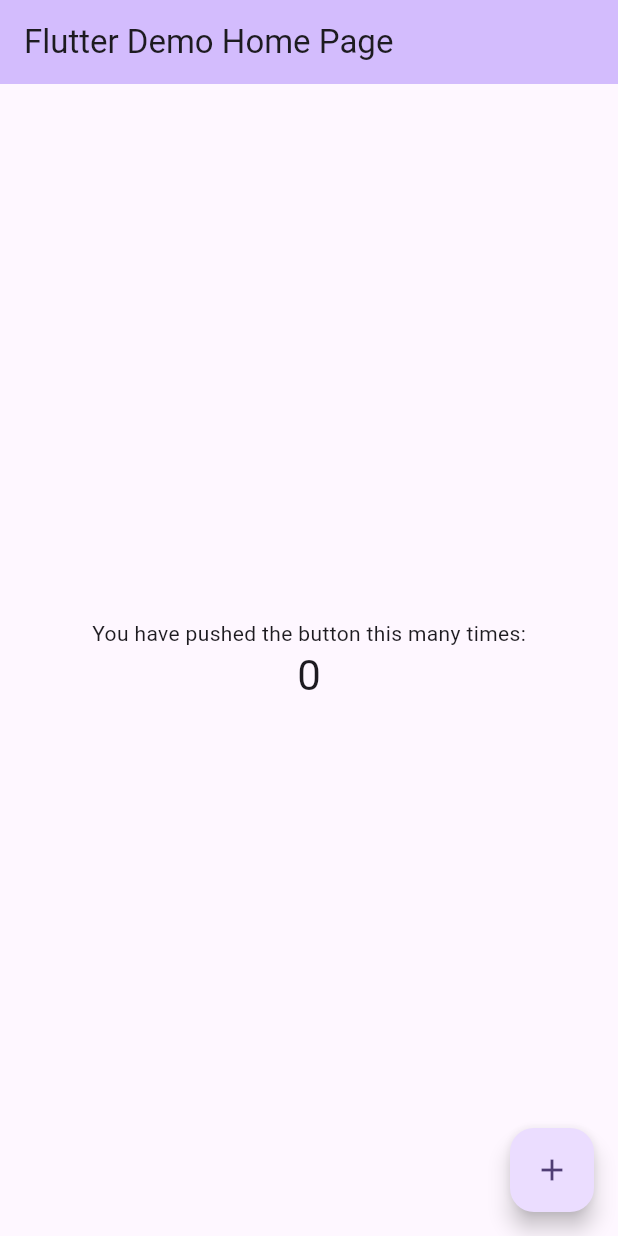
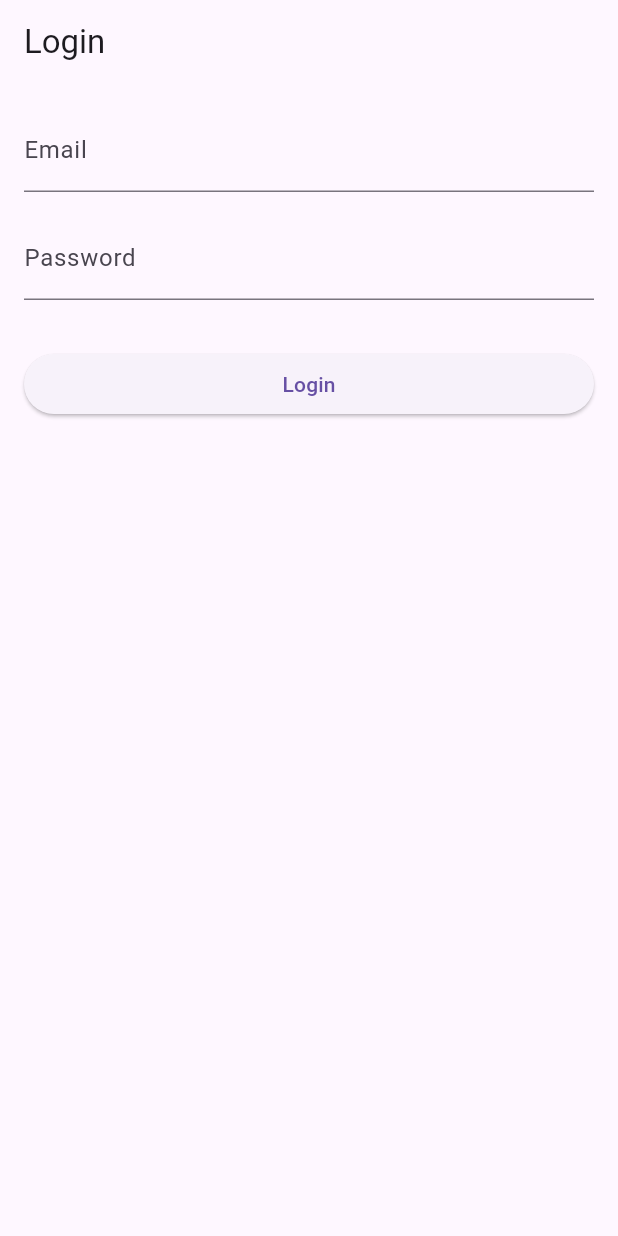
Before and after one commit to yudhisthereal/task_manager_app, a Flutter app: the screen it shows after launch, on a phone screen of 412 x 824 dp. Run offline on Flutter 3.47's test engine with Material 3 defaults, Android fonts, the phone set to English and light mode, and no system bars; our stand-ins replace equatable, flutter_bloc, sqflite; accounts and stored records are empty.

Commit message:
UI update

```diff
--- /dev/null
+++ b/lib/blocs/auth/auth_bloc.dart
@@ -0,0 +1,112 @@
+import 'package:flutter_bloc/flutter_bloc.dart';
+import 'package:equatable/equatable.dart';
+import '../../data/repositories/auth_repository.dart';
+
+// Events
+abstract class AuthEvent extends Equatable {
+  @override
+  List<Object?> get props => [];
+}
+
+class RegisterEvent extends AuthEvent {
+  final String email;
+  final String password;
+
+  RegisterEvent(this.email, this.password);
+
+  @override
+  List<Object?> get props => [email, password];
+}
+
+class LoginEvent extends AuthEvent {
+  final String email;
+  final String password;
+
+  LoginEvent(this.email, this.password);
+
+  @override
+  List<Object?> get props => [email, password];
+}
+
+class ResetPasswordEvent extends AuthEvent {
+  final String email;
+  final String newPassword;
+
+  ResetPasswordEvent(this.email, this.newPassword);
+
+  @override
+  List<Object?> get props => [email, newPassword];
+}
+
+// States
+abstract class AuthState extends Equatable {
+  @override
+  List<Object?> get props => [];
+}
+
+class AuthInitial extends AuthState {}
+
+class AuthLoading extends AuthState {}
+
+class AuthSuccess extends AuthState {}
+
+class AuthFailure extends AuthState {
+  final String message;
+
+  AuthFailure(this.message);
+
+  @override
+  List<Object?> get props => [message];
+}
+
+// BLoC
+class AuthBloc extends Bloc<AuthEvent, AuthState> {
+  final AuthRepository authRepository;
+
+  AuthBloc(this.authRepository) : super(AuthInitial()) {
+    on<RegisterEvent>(_onRegister);
+    on<LoginEvent>(_onLogin);
+    on<ResetPasswordEvent>(_onResetPassword);
+  }
+
+  void _onRegister(RegisterEvent event, Emitter<AuthState> emit) async {
+    emit(AuthLoading());
+    try {
+      await authRepository.registerUser(event.email, event.password);
+      emit(AuthSuccess());
+    } catch (e) {
+      emit(AuthFailure("Registration Failed"));
+    }
+  }
+
+  void _onLogin(LoginEvent event, Emitter<AuthState> emit) async {
+    emit(AuthLoading());
+    try {
+      final user =
+          await authRepository.loginUser(event.email, event.password);
+      if (user != null) {
+        emit(AuthSuccess());
+      } else {
+        emit(AuthFailure("Invalid Credentials"));
+      }
+    } catch (e) {
+      emit(AuthFailure("Login Failed"));
+    }
+  }
+
+  void _onResetPassword(
+      ResetPasswordEvent event, Emitter<AuthState> emit) async {
+    emit(AuthLoading());
+    try {
+      final success =
+          await authRepository.resetPassword(event.email, event.newPassword);
+      if (success) {
+        emit(AuthSuccess());
+      } else {
+        emit(AuthFailure("Password Reset Failed"));
+      }
+    } catch (e) {
+      emit(AuthFailure("Error Resetting Password"));
+    }
+  }
+}
--- /dev/null
+++ b/lib/data/repositories/auth_repository.dart
@@ -0,0 +1,30 @@
+import '../local/database_helper.dart';
+
+class AuthRepository {
+  final dbHelper = DatabaseHelper();
+
+  // Register a new user
+  Future<int> registerUser(String email, String password) async {
+    final db = await dbHelper.database;
+    return await db.insert('users', {
+      'email': email,
+      'password': password,
+    });
+  }
+
+  // Login an existing user
+  Future<Map<String, dynamic>?> loginUser(String email, String password) async {
+    final db = await dbHelper.database;
+    final result = await db.query('users',
+        where: 'email = ? AND password = ?', whereArgs: [email, password]);
+    return result.isNotEmpty ? result.first : null;
+  }
+
+  // Reset user password
+  Future<bool> resetPassword(String email, String newPassword) async {
+    final db = await dbHelper.database;
+    int count = await db.update('users', {'password': newPassword},
+        where: 'email = ?', whereArgs: [email]);
+    return count > 0;
+  }
+}
--- a/lib/main.dart
+++ b/lib/main.dart
@@ -1,125 +1,39 @@
 import 'package:flutter/material.dart';
+import 'package:flutter_bloc/flutter_bloc.dart';
+import 'blocs/auth/auth_bloc.dart';
+import 'data/repositories/auth_repository.dart';
+import 'screens/auth/login_screen.dart';
+import 'screens/auth/register_screen.dart';
 
 void main() {
   runApp(const MyApp());
 }
 
 class MyApp extends StatelessWidget {
+
   const MyApp({super.key});
 
-  // This widget is the root of your application.
   @override
   Widget build(BuildContext context) {
-    return MaterialApp(
-      title: 'Flutter Demo',
-      theme: ThemeData(
-        // This is the theme of your application.
-        //
-        // TRY THIS: Try running your application with "flutter run". You'll see
-        // the application has a purple toolbar. Then, without quitting the app,
-        // try changing the seedColor in the colorScheme below to Colors.green
-        // and then invoke "hot reload" (save your changes or press the "hot
-        // reload" button in a Flutter-supported IDE, or press "r" if you used
-        // the command line to start the app).
-        //
-        // Notice that the counter didn't reset back to zero; the application
-        // state is not lost during the reload. To reset the state, use hot
-        // restart instead.
-        //
-        // This works for code too, not just values: Most code changes can be
-        // tested with just a hot reload.
-        colorScheme: ColorScheme.fromSeed(seedColor: Colors.deepPurple),
-        useMaterial3: true,
+    return BlocProvider(
+      create: (context) => AuthBloc(AuthRepository()),
+      child: MaterialApp(
+        debugShowCheckedModeBanner: false,
+        title: 'Task Manager App',
+        theme: ThemeData(primarySwatch: Colors.blue),
+        initialRoute: '/',
+        routes: {
+          '/': (context) => LoginScreen(
+                emailController: TextEditingController(),
+                passwordController: TextEditingController(),
+              ),
+          '/register': (context) => RegisterScreen(
+                emailController: TextEditingController(),
+                passwordController: TextEditingController(),
+                confirmPasswordController: TextEditingController(),
+              ),
+        },
       ),
-      home: const MyHomePage(title: 'Flutter Demo Home Page'),
     );
   }
 }
-
-class MyHomePage extends StatefulWidget {
-  const MyHomePage({super.key, required this.title});
-
-  // This widget is the home page of your application. It is stateful, meaning
-  // that it has a State object (defined below) that contains fields that affect
-  // how it looks.
-
-  // This class is the configuration for the state. It holds the values (in this
-  // case the title) provided by the parent (in this case the App widget) and
-  // used by the build method of the State. Fields in a Widget subclass are
-  // always marked "final".
-
-  final String title;
-
-  @override
-  State<MyHomePage> createState() => _MyHomePageState();
-}
-
-class _MyHomePageState extends State<MyHomePage> {
-  int _counter = 0;
-
-  void _incrementCounter() {
-    setState(() {
-      // This call to setState tells the Flutter framework that something has
-      // changed in this State, which causes it to rerun the build method below
-      // so that the display can reflect the updated values. If we changed
-      // _counter without calling setState(), then the build method would not be
-      // called again, and so nothing would appear to happen.
-      _counter++;
-    });
-  }
-
-  @override
-  Widget build(BuildContext context) {
-    // This method is rerun every time setState is called, for instance as done
-    // by the _incrementCounter method above.
-    //
-    // The Flutter framework has been optimized to make rerunning build methods
-    // fast, so that you can just rebuild anything that needs updating rather
-    // than having to individually change instances of widgets.
-    return Scaffold(
-      appBar: AppBar(
-        // TRY THIS: Try changing the color here to a specific color (to
-        // Colors.amber, perhaps?) and trigger a hot reload to see the AppBar
-        // change color while the other colors stay the same.
-        backgroundColor: Theme.of(context).colorScheme.inversePrimary,
-        // Here we take the value from the MyHomePage object that was created by
-        // the App.build method, and use it to set our appbar title.
-        title: Text(widget.title),
-      ),
-      body: Center(
-        // Center is a layout widget. It takes a single child and positions it
-        // in the middle of the parent.
-        child: Column(
-          // Column is also a layout widget. It takes a list of children and
-          // arranges them vertically. By default, it sizes itself to fit its
-          // children horizontally, and tries to be as tall as its parent.
-          //
-          // Column has various properties to control how it sizes itself and
-          // how it positions its children. Here we use mainAxisAlignment to
-          // center the children vertically; the main axis here is the vertical
-          // axis because Columns are vertical (the cross axis would be
-          // horizontal).
-          //
-          // TRY THIS: Invoke "debug painting" (choose the "Toggle Debug Paint"
-          // action in the IDE, or press "p" in the console), to see the
-          // wireframe for each widget.
-          mainAxisAlignment: MainAxisAlignment.center,
-          children: <Widget>[
-            const Text(
-              'You have pushed the button this many times:',
-            ),
-            Text(
-              '$_counter',
-              style: Theme.of(context).textTheme.headlineMedium,
-            ),
-          ],
-        ),
-      ),
-      floatingActionButton: FloatingActionButton(
-        onPressed: _incrementCounter,
-        tooltip: 'Increment',
-        child: const Icon(Icons.add),
-      ), // This trailing comma makes auto-formatting nicer for build methods.
-    );
-  }
-}
--- /dev/null
+++ b/lib/screens/auth/login_screen.dart
@@ -0,0 +1,75 @@
+import 'package:flutter/material.dart';
+import 'package:flutter_bloc/flutter_bloc.dart';
+import '../../blocs/auth/auth_bloc.dart';
+
+class LoginScreen extends StatelessWidget {
+  final TextEditingController emailController;
+  final TextEditingController passwordController;
+
+  const LoginScreen({
+    super.key,
+    required this.emailController,
+    required this.passwordController,
+  });
+
+  @override
+  Widget build(BuildContext context) {
+    return Scaffold(
+      appBar: AppBar(
+        title: const Text('Login'),
+      ),
+      body: Padding(
+        padding: const EdgeInsets.all(16.0),
+        child: Column(
+          crossAxisAlignment: CrossAxisAlignment.stretch,
+          children: [
+            TextField(
+              controller: emailController,
+              decoration: const InputDecoration(labelText: 'Email'),
+              keyboardType: TextInputType.emailAddress,
+            ),
+            const SizedBox(height: 16),
+            TextField(
+              controller: passwordController,
+              decoration: const InputDecoration(labelText: 'Password'),
+              obscureText: true,
+            ),
+            const SizedBox(height: 32),
+            BlocConsumer<AuthBloc, AuthState>(
+              listener: (context, state) {
+                if (state is AuthSuccess) {
+                  ScaffoldMessenger.of(context).showSnackBar(
+                    const SnackBar(content: Text('Login Successful!')),
+                  );
+                } else if (state is AuthFailure) {
+                  ScaffoldMessenger.of(context).showSnackBar(
+                    SnackBar(content: Text(state.message)),
+                  );
+                }
+              },
+              builder: (context, state) {
+                if (state is AuthLoading) {
+                  return const Center(child: CircularProgressIndicator());
+                }
+                return ElevatedButton(
+                  onPressed: () {
+                    final email = emailController.text.trim();
+                    final password = passwordController.text.trim();
+                    if (email.isEmpty || password.isEmpty) {
+                      ScaffoldMessenger.of(context).showSnackBar(
+                        const SnackBar(content: Text('Please fill in all fields')),
+                      );
+                      return;
+                    }
+                    context.read<AuthBloc>().add(LoginEvent(email, password));
+                  },
+                  child: const Text('Login'),
+                );
+              },
+            ),
+          ],
+        ),
+      ),
+    );
+  }
+}
--- a/pubspec.yaml
+++ b/pubspec.yaml
@@ -30,6 +30,11 @@ environment:
 dependencies:
   flutter:
     sdk: flutter
+  flutter_bloc: ^8.1.3
+  sqflite: ^2.3.0
+  path: ^1.8.3
+  http: ^1.1.0
+  equatable: ^2.0.5
 
 
   # The following adds the Cupertino Icons font to your application.
```
Also changed, not shown: lib/screens/auth/register_screen.dart (added, +97 -0 lines), pubspec.lock, 1 other file.
